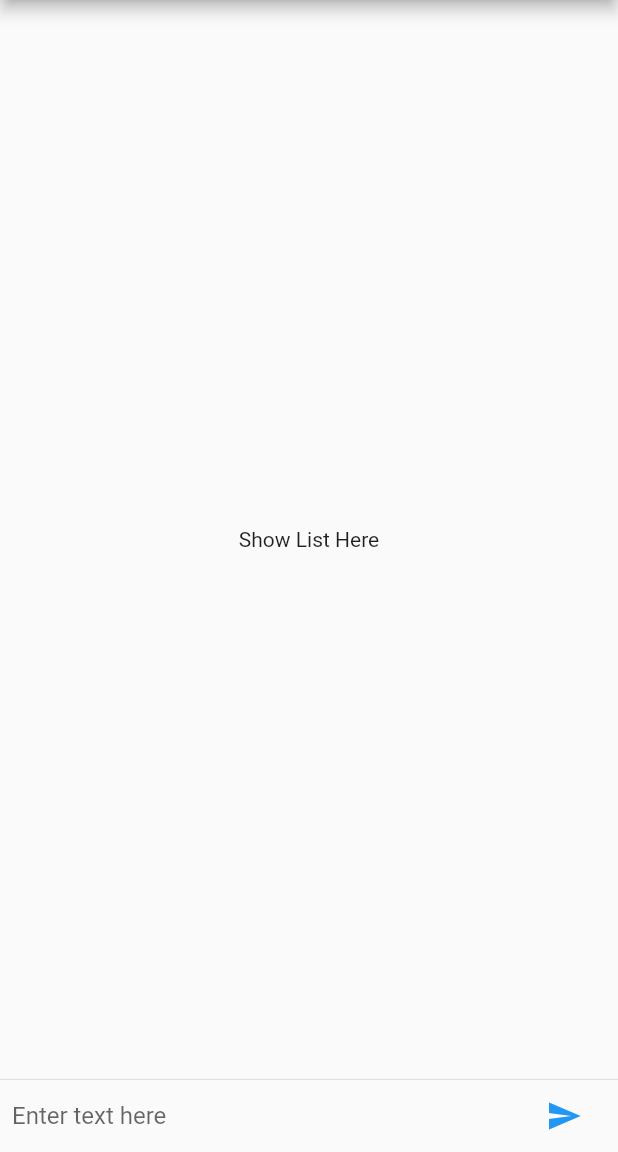
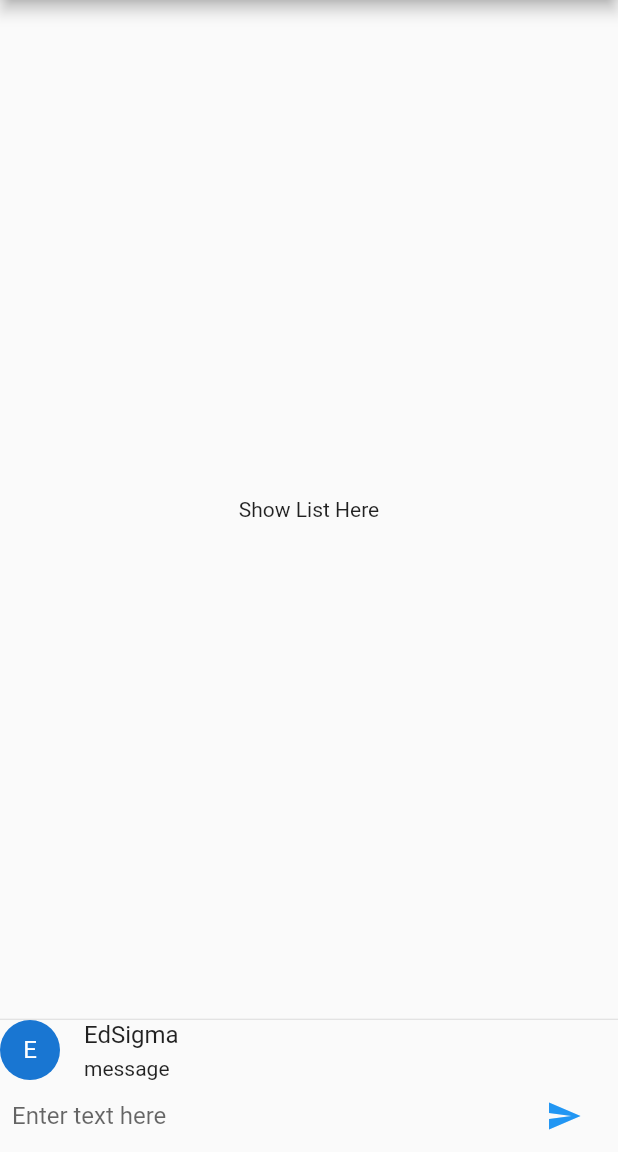
Before and after one commit to AkhilSharma1/flutter_firebase_codelab, a Flutter app: the screen it shows after launch, on a phone screen of 412 x 824 dp, the part 84-1236 px from its top. Run offline on Flutter 3.47's test engine with Material 2 defaults, Android fonts, the phone set to English and light mode, and no system bars.

Commit message:
create listview item

```diff
--- a/codelab_my_friendlychat/lib/main.dart
+++ b/codelab_my_friendlychat/lib/main.dart
@@ -1,4 +1,5 @@
 import 'package:flutter/material.dart';
+import 'package:meta/meta.dart';
 
 void main() => runApp(new FriendlyChat());
 
@@ -37,6 +38,7 @@ class ChatScreenState extends State<ChatScreen> {
           new Divider(
             height: 1.0,
           ),
+          new ChatMessage(text: "Test"),
           new Container(child: _buildTextComposer())
         ],
       ),
@@ -81,3 +83,42 @@ class ChatScreenState extends State<ChatScreen> {
     setState(() => _isComposing = text.length > 0);
   }
 }
+
+class ChatMessage extends StatelessWidget {
+  ChatMessage({@required this.text});
+
+  final String text;
+  static const String _name = 'EdSigma';
+
+  @override
+  Widget build(BuildContext context) =>
+      new Row(
+        crossAxisAlignment: CrossAxisAlignment.start,
+        children: <Widget>[
+          new Container(
+            margin: new EdgeInsets.only(right: 16.0),
+            child: new CircleAvatar(
+              child: new Text(_name[0]),
+            ),
+          ),
+          new Expanded(
+            //Add Expanded to allow text to be wrapped to new line.
+              child: new Column(
+                crossAxisAlignment: CrossAxisAlignment.start,
+                children: <Widget>[
+                  new Text(
+                    _name,
+                    style: Theme
+                        .of(context)
+                        .textTheme
+                        .subhead,
+                  ),
+                  new Container(
+                    margin: new EdgeInsets.only(top: 5.0),
+                    child: new Text("message"),
+                  )
+                ],
+              ))
+        ],
+      );
+}
```
